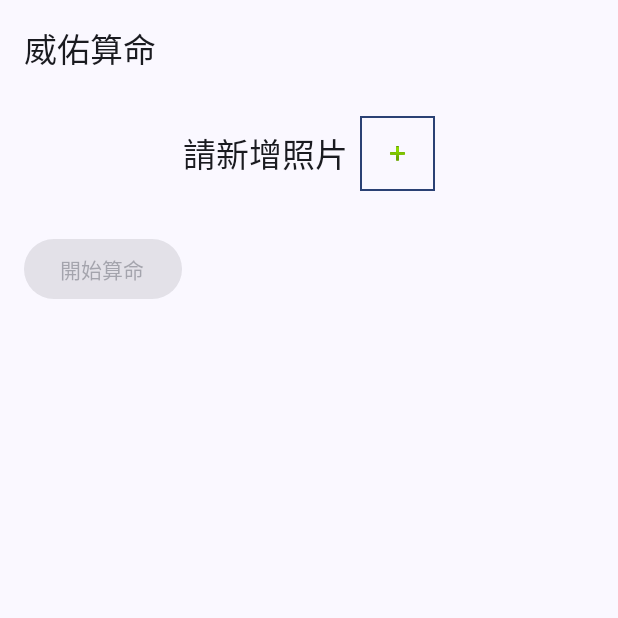
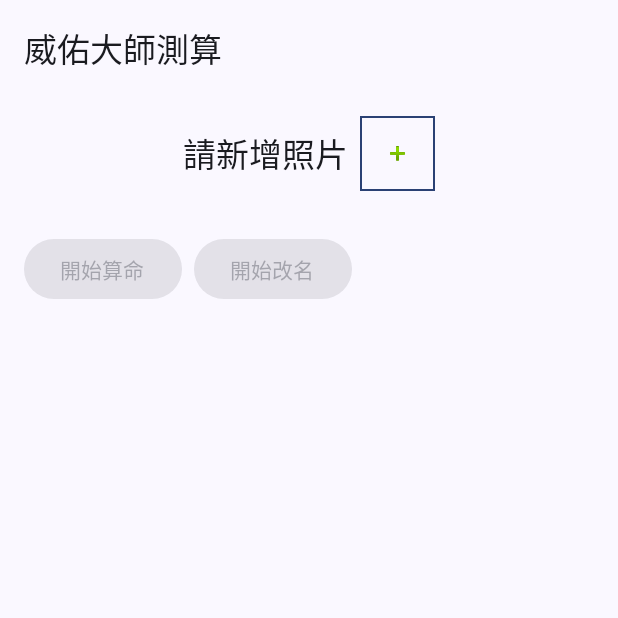
Before and after one commit to wow800915/FortuneTeller, an Android app built with Jetpack Compose: the screen it shows after launch (MainActivity), on a phone screen of 412 x 824 dp, the top half of it. Run offline under Robolectric (Android 15) with nearby library versions, the phone set to English and light mode, and no system bars; libraries missing offline, so code that uses them is left out: com.google.ai.client.

Commit message:
新增命名功能,並讓回覆權限的底線更低

```diff
--- a/app/src/main/java/com/example/fortuneteller/HomeScreen.kt
+++ b/app/src/main/java/com/example/fortuneteller/HomeScreen.kt
@@ -58,6 +58,7 @@ fun HomeScreen(
     val uiState by homeViewModel.uiState.collectAsState()
     val context = LocalContext.current
     val prompt = stringResource(R.string.prompt)
+    val promptName = stringResource(R.string.prompt_name)
 
     val selectedImage = remember { mutableStateOf<Bitmap?>(null) }
     val showDialog = rememberSaveable { mutableStateOf(false) }
@@ -128,9 +129,25 @@ fun HomeScreen(
                     }
                 },
                 enabled = selectedImage.value != null,
+                modifier = Modifier
+                    .align(Alignment.CenterVertically)
+                    .padding(end = 8.dp) // 增加右側距離
+            ) {
+                Text(text = stringResource(R.string.action_go))
+            }
+
+            Button(
+                onClick = {
+                    if (isNetworkAvailable(context)) {
+                        homeViewModel.sendPrompt(selectedImage.value!!, promptName)
+                    } else {
+                        Toast.makeText(context, "No network connection", Toast.LENGTH_SHORT).show()
+                    }
+                },
+                enabled = selectedImage.value != null,
                 modifier = Modifier.align(Alignment.CenterVertically)
             ) {
-                Text(text = stringResource(R.string.action_go))
+                Text(text = stringResource(R.string.action_name))
             }
         }
 
--- a/app/src/main/java/com/example/fortuneteller/HomeViewModel.kt
+++ b/app/src/main/java/com/example/fortuneteller/HomeViewModel.kt
@@ -4,6 +4,9 @@ import android.graphics.Bitmap
 import androidx.lifecycle.ViewModel
 import androidx.lifecycle.viewModelScope
 import com.google.ai.client.generativeai.GenerativeModel
+import com.google.ai.client.generativeai.type.BlockThreshold
+import com.google.ai.client.generativeai.type.HarmCategory
+import com.google.ai.client.generativeai.type.SafetySetting
 import com.google.ai.client.generativeai.type.content
 import kotlinx.coroutines.Dispatchers
 import kotlinx.coroutines.flow.MutableStateFlow
@@ -19,7 +22,19 @@ class HomeViewModel : ViewModel() {
 
     private val generativeModel = GenerativeModel(
         modelName = "gemini-pro-vision",
-        apiKey = BuildConfig.apiKey
+        apiKey = BuildConfig.apiKey,
+        safetySettings = listOf(
+            SafetySetting(
+                harmCategory = HarmCategory.DANGEROUS_CONTENT,
+                threshold = BlockThreshold.NONE
+            ),
+            SafetySetting(harmCategory = HarmCategory.HARASSMENT, threshold = BlockThreshold.NONE),
+            SafetySetting(harmCategory = HarmCategory.HATE_SPEECH, threshold = BlockThreshold.NONE),
+            SafetySetting(
+                harmCategory = HarmCategory.SEXUALLY_EXPLICIT,
+                threshold = BlockThreshold.NONE
+            ),
+        )
     )
 
     fun sendPrompt(
--- a/app/src/main/res/values/strings.xml
+++ b/app/src/main/res/values/strings.xml
@@ -1,10 +1,12 @@
 <resources>
     <string name="app_name">FortuneTeller</string>
     <string name="action_go">開始算命</string>
-    <string name="home_title">威佑算命</string>
+    <string name="action_name">開始改名</string>
+    <string name="home_title">威佑大師測算</string>
     <string name="add_photo">請新增照片</string>
     <string name="label_prompt">Prompt</string>
     <string name="prompt">中文回答,先幫我判斷此照片是不是人,如果是請回『不是人,請重新點選照片,上傳人類照片』,如果是人類的話,幫我算此人命相,並用幽默誇張的方法回覆,如果不知道怎麼算就亂掰即可</string>
+    <string name="prompt_name">中文回答,先幫我判斷此照片是不是人,如果是請回『不是人,請重新點選照片,上傳人類照片』,如果是人類的話,幫我幫這個圖片的人取一個中文綽號,並用幽默誇張的方法回覆,如果不知道怎麼取就亂掰即可</string>
     <string name="image1_description">Blueberry cookies</string>
     <string name="image2_description">Homemade bread</string>
     <string name="image3_description">Red-velvet cupcake</string>
```
